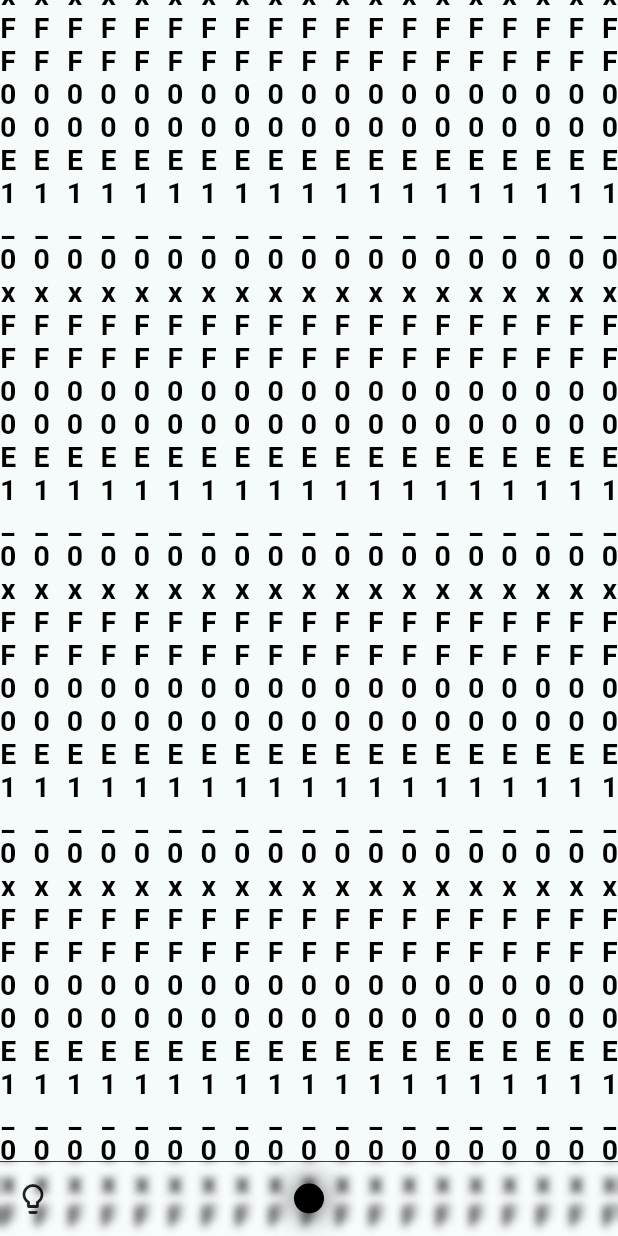
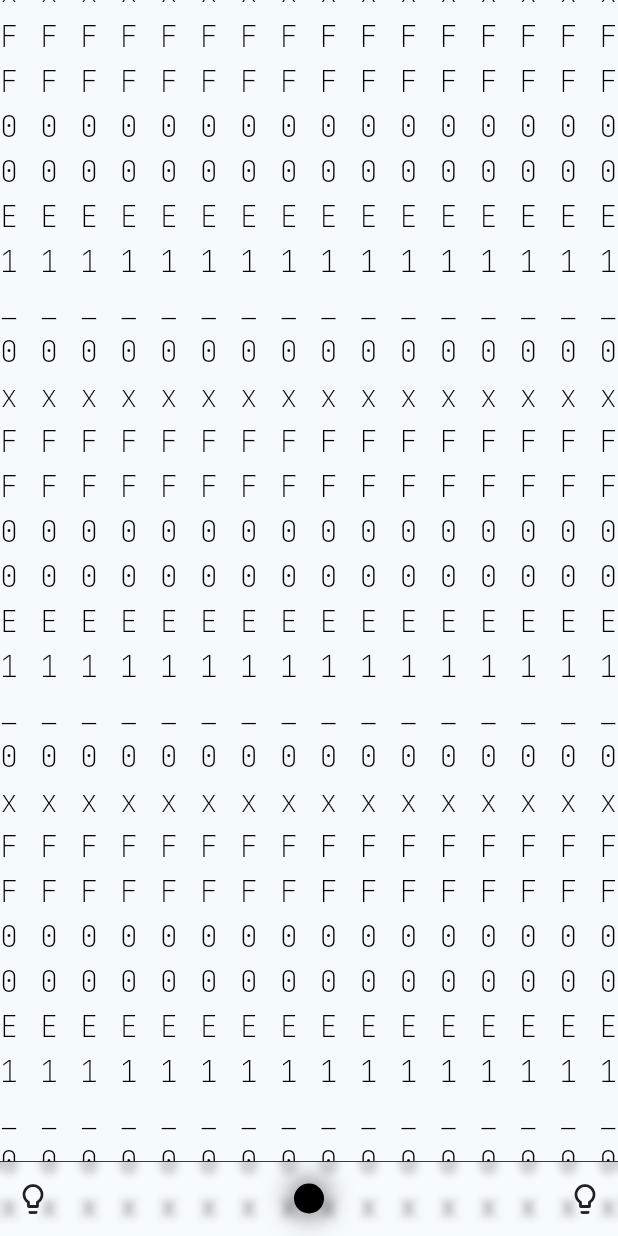
Before and after one commit to RossHS/light_house, a Flutter app: the screen it shows after launch, on a phone screen of 412 x 824 dp. Run offline on Flutter 3.47's test engine with Material 3 defaults, Android fonts, the phone set to English and light mode, and no system bars; our stand-ins replace flutter_colorpicker, flutter_mobx, get_it, logger, mobx; missing offline and left inert: flutter_reactive_ble, widgetbook, widgetbook_annotation; generated files the repository leaves out were written again.

Commit message:
save current progress, create mvp CustomPopup

```diff
--- /dev/null
+++ b/devtools_options.yaml
@@ -0,0 +1 @@
+extensions:
--- a/lib/src/screens/home/home_screen.dart
+++ b/lib/src/screens/home/home_screen.dart
@@ -1,3 +1,4 @@
+import 'package:flutter/cupertino.dart';
 import 'package:flutter/material.dart';
 import 'package:flutter_colorpicker/flutter_colorpicker.dart';
 import 'package:flutter_mobx/flutter_mobx.dart';
@@ -25,10 +26,10 @@ class _HomeScreenState extends State<HomeScreen> {
           Center(
             child: RunningTextAnimation(
               text: '0\nx\nF\nF\n0\n0\nE\n1\n_',
-              textStyle: TextStyle(
+              textStyle: Theme.of(context).textTheme.bodyLarge!.copyWith(
                 color: Colors.black,
-                fontSize: 19,
-                fontWeight: FontWeight.w700
+                fontSize: 20,
+                fontWeight: FontWeight.w100,
               ),
             ),
           ),
--- a/lib/src/screens/home/widgets/bottom_bar.dart
+++ b/lib/src/screens/home/widgets/bottom_bar.dart
@@ -4,6 +4,7 @@ import 'package:get_it/get_it.dart';
 import 'package:light_house/src/controllers/brightness_controller.dart';
 import 'package:light_house/src/controllers/rgb_controller.dart';
 import 'package:light_house/src/widgets/brightness_indicator.dart';
+import 'package:light_house/src/widgets/custom_popup_menu.dart';
 import 'package:light_house/src/widgets/glass_box.dart';
 import 'package:light_house/src/widgets/light_bubble.dart';
 
@@ -23,16 +24,39 @@ class BottomBar extends StatelessWidget {
               height: 30,
               child: NavigationToolbar(
                 centerMiddle: true,
-                leading: Row(
-                  mainAxisSize: MainAxisSize.min,
-                  children: [
-                    BrightnessIndicator(brightness: brightness),
-                  ],
+                leading: CustomPopupMenu(
+                  menuBuilder: () {
+                    return Container(
+                      color: Colors.green,
+                      width: 100,
+                      height: 200,
+                    );
+                  },
+                  child: Row(
+                    mainAxisSize: MainAxisSize.min,
+                    children: [
+                      BrightnessIndicator(brightness: brightness),
+                    ],
+                  ),
                 ),
                 middle: LightBubble(
                   radius: 20,
                   color: color,
                   brightness: brightness,
+                ),
+                trailing: CustomPopupMenu(
+                  menuBuilder: () {
+                    return ElevatedButton(
+                      onPressed: (){},
+                      child: Text('pepega'),
+                    );
+                  },
+                  child: Row(
+                    mainAxisSize: MainAxisSize.min,
+                    children: [
+                      BrightnessIndicator(brightness: brightness),
+                    ],
+                  ),
                 ),
               ),
             );
--- /dev/null
+++ b/lib/src/widgets/custom_popup_menu.dart
@@ -0,0 +1,245 @@
+import 'package:flutter/material.dart';
+
+/// Кастомное меню, которое по сути является оверлеем [OverlayEntry]
+
+class CustomPopupMenuController extends ChangeNotifier {
+  bool menuIsShowing = false;
+
+  void showMenu() {
+    menuIsShowing = true;
+    notifyListeners();
+  }
+
+  void hideMenu() {
+    menuIsShowing = false;
+    notifyListeners();
+  }
+
+  void toggleMenu() {
+    menuIsShowing = !menuIsShowing;
+    notifyListeners();
+  }
+}
+
+Rect _menuRect = Rect.zero;
+
+class CustomPopupMenu extends StatefulWidget {
+  const CustomPopupMenu({
+    super.key,
+    required this.menuBuilder,
+    this.controller,
+    this.horizontalMargin = 10.0,
+    this.verticalMargin = 10.0,
+    this.menuOnChange,
+    this.enablePassEvent = true,
+    required this.child,
+  });
+
+  final double horizontalMargin;
+  final double verticalMargin;
+  final CustomPopupMenuController? controller;
+  final Widget Function() menuBuilder;
+  final void Function(bool)? menuOnChange;
+  final bool enablePassEvent;
+  final Widget child;
+
+  @override
+  State<CustomPopupMenu> createState() => _CustomPopupMenuState();
+}
+
+class _CustomPopupMenuState extends State<CustomPopupMenu> with SingleTickerProviderStateMixin {
+  RenderBox? _childBox;
+  RenderBox? _parentBox;
+  OverlayEntry? _overlayEntry;
+  CustomPopupMenuController? _controller;
+  late AnimationController _animationController;
+
+  void _showMenu() {
+    _overlayEntry = OverlayEntry(
+      builder: (context) {
+        Widget menu = AnimatedBuilder(
+          animation: _animationController,
+          builder: (context, child) {
+            return Opacity(
+              opacity: _animationController.value,
+              child: child,
+            );
+          },
+          child: Center(
+            child: ConstrainedBox(
+              constraints: BoxConstraints(
+                maxWidth: _parentBox!.size.width - 2 * widget.horizontalMargin,
+                minWidth: 0,
+              ),
+              child: CustomSingleChildLayout(
+                delegate: _MenuLayoutDelegate(
+                  anchorSize: _childBox!.size,
+                  offset: _childBox!.localToGlobal(
+                    Offset(-widget.horizontalMargin, 0),
+                  ),
+                  verticalMargin: widget.verticalMargin,
+                ),
+                // TODO 17.02.2024 - подумать о стиле, мб будем брать из темы контекста?
+                child: Material(
+                  color: Colors.white,
+                  shape: Border.all(
+                    color: Colors.black,
+                    width: 0.5,
+                  ),
+                  child: RepaintBoundary(
+                    child: widget.menuBuilder(),
+                  ),
+                ),
+              ),
+            ),
+          ),
+        );
+        return Listener(
+          behavior: widget.enablePassEvent ? HitTestBehavior.translucent : HitTestBehavior.opaque,
+          onPointerDown: (event) {
+            Offset offset = event.localPosition;
+            // If tap position in menu
+            if (_menuRect.contains(Offset(offset.dx - widget.horizontalMargin, offset.dy))) {
+              return;
+            }
+            _controller?.hideMenu();
+          },
+          child: menu,
+        );
+      },
+    );
+    _animationController.forward();
+
+    Overlay.of(context).insert(_overlayEntry!);
+  }
+
+  void _hideMenu() {
+    if (_overlayEntry != null) {
+      _animationController.reverse().whenComplete(() {
+        _overlayEntry?.remove();
+        _overlayEntry = null;
+      });
+    }
+  }
+
+  void _updateView() {
+    bool menuIsShowing = _controller?.menuIsShowing ?? false;
+    widget.menuOnChange?.call(menuIsShowing);
+    if (menuIsShowing) {
+      _showMenu();
+    } else {
+      _hideMenu();
+    }
+  }
+
+  @override
+  void initState() {
+    super.initState();
+    _controller = widget.controller ?? CustomPopupMenuController();
+    _controller?.addListener(_updateView);
+    WidgetsBinding.instance.addPostFrameCallback((call) {
+      if (mounted) {
+        _childBox = context.findRenderObject() as RenderBox?;
+        _parentBox = Overlay.of(context).context.findRenderObject() as RenderBox?;
+      }
+    });
+    _animationController = AnimationController(
+      vsync: this,
+      duration: Duration(milliseconds: 500),
+    );
+  }
+
+  @override
+  void dispose() {
+    _overlayEntry?.remove();
+    _overlayEntry = null;
+    _controller?.removeListener(_updateView);
+    _controller?.dispose();
+    super.dispose();
+  }
+
+  @override
+  Widget build(BuildContext context) {
+    return PopScope(
+      canPop: false,
+      onPopInvoked: (didPop) {
+        _hideMenu();
+        Navigator.of(context).pop();
+      },
+      child: GestureDetector(
+        onTap: () => _controller?.showMenu(),
+        child: widget.child,
+      ),
+    );
+  }
+}
+
+enum _MenuPosition {
+  bottomLeft,
+  bottomCenter,
+  bottomRight,
+  topLeft,
+  topCenter,
+  topRight,
+}
+
+class _MenuLayoutDelegate extends SingleChildLayoutDelegate {
+  _MenuLayoutDelegate({
+    required this.anchorSize,
+    required this.offset,
+    required this.verticalMargin,
+  });
+
+  final Size anchorSize;
+  final Offset offset;
+  final double verticalMargin;
+
+  @override
+  Offset getPositionForChild(Size size, Size childSize) {
+    Offset contentOffset = const Offset(0, 0);
+    double anchorCenterX = offset.dx + anchorSize.width / 2;
+    double anchorTopY = offset.dy;
+    double anchorBottomY = anchorTopY + anchorSize.height;
+    _MenuPosition menuPosition = _MenuPosition.bottomCenter;
+
+    if (anchorCenterX - childSize.width / 2 < 0) {
+      menuPosition = _MenuPosition.topLeft;
+    } else if (anchorCenterX + childSize.width / 2 > size.width) {
+      menuPosition = _MenuPosition.topRight;
+    } else {
+      menuPosition = _MenuPosition.topCenter;
+    }
+
+    contentOffset = switch (menuPosition) {
+      _MenuPosition.bottomCenter => contentOffset = Offset(
+          anchorCenterX - childSize.width / 2,
+          anchorBottomY + verticalMargin,
+        ),
+      _MenuPosition.bottomLeft => contentOffset = Offset(
+          0,
+          anchorBottomY + verticalMargin,
+        ),
+      _MenuPosition.bottomRight => contentOffset = Offset(
+          size.width - childSize.width,
+          anchorBottomY + verticalMargin,
+        ),
+      _MenuPosition.topCenter => contentOffset = Offset(
+          anchorCenterX - childSize.width / 2,
+          anchorTopY - verticalMargin - childSize.height,
+        ),
+      _MenuPosition.topLeft => contentOffset = Offset(
+          0,
+          anchorTopY - verticalMargin - childSize.height,
+        ),
+      _MenuPosition.topRight => contentOffset = Offset(
+          size.width - childSize.width,
+          anchorTopY - verticalMargin - childSize.height,
+        ),
+    };
+
+    return Offset(contentOffset.dx, contentOffset.dy);
+  }
+
+  @override
+  bool shouldRelayout(SingleChildLayoutDelegate oldDelegate) => false;
+}
--- a/lib/src/widgets/glass_box.dart
+++ b/lib/src/widgets/glass_box.dart
@@ -53,7 +53,7 @@ class GlassBox extends StatelessWidget {
         child: DecoratedBox(
           decoration: BoxDecoration(
             color: glassColor.withOpacity(opacity),
-            border: Border(
+            border: const Border(
               top: BorderSide(
                 color: Colors.black,
                 width: 0.5,
```
